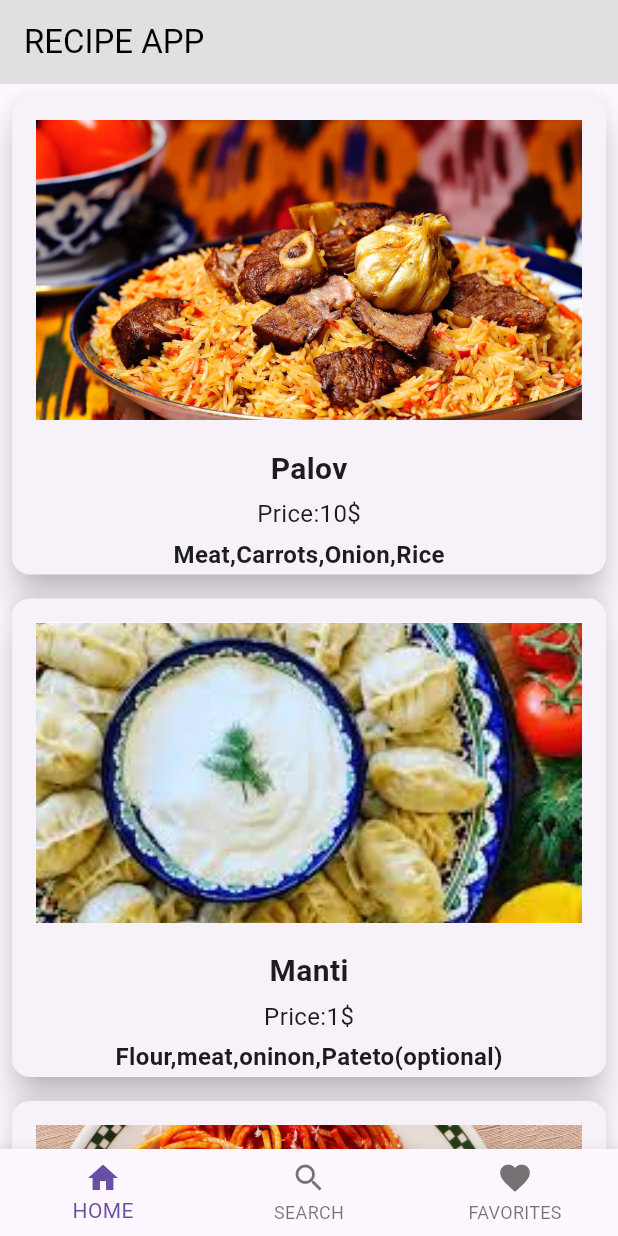
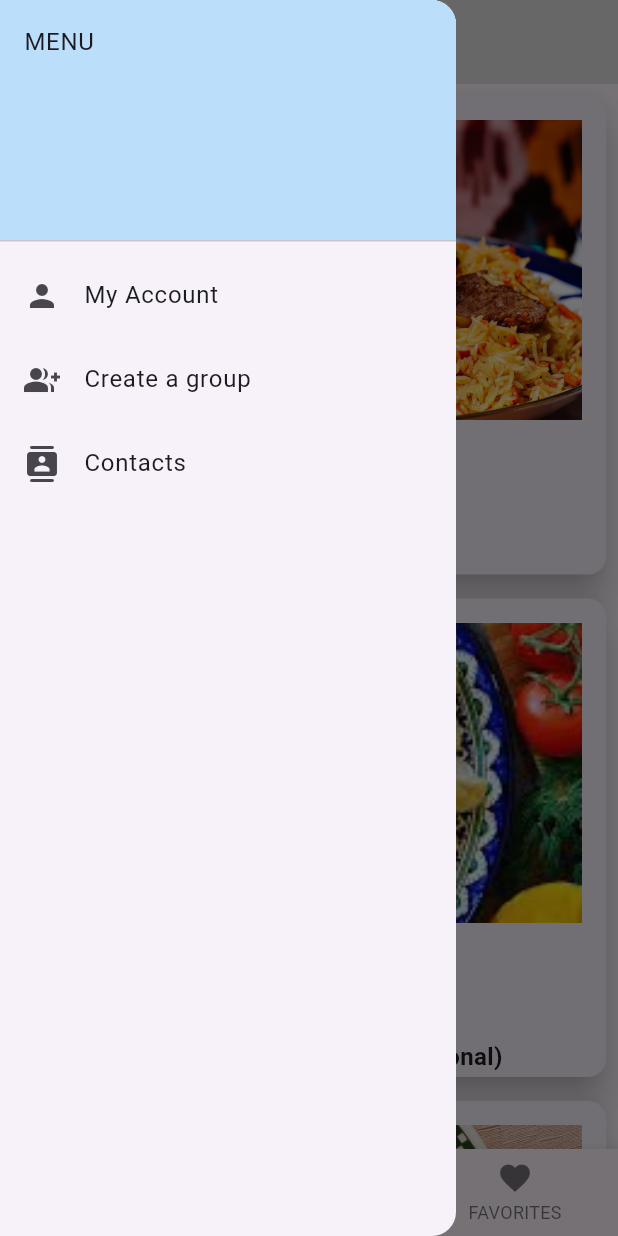
Before and after one commit to rasul-1/RecipeApp, a Flutter app: the screen it shows after launch, with the side drawer open (before the commit the screen has no drawer), on a phone screen of 412 x 824 dp. Run offline on Flutter 3.47's test engine with Material 3 defaults, Android fonts, the phone set to English and light mode, and no system bars; Roboto replaces fonts that are missing (Sevillana).

Commit message:
These are the changes that were made in 1st november

```diff
--- /dev/null
+++ b/recipe_app/lib/cons.dart
@@ -0,0 +1,5 @@
+class Cons {
+  static const String hOME='/';
+  static const String details='/DETAILS';
+  static const String second='Second';
+}
--- a/recipe_app/lib/home_page.dart
+++ b/recipe_app/lib/home_page.dart
@@ -1,5 +1,5 @@
 import 'package:flutter/material.dart';
-import 'package:recipe_app/new_detail.dart';
+import 'package:recipe_app/cons.dart';
 import 'models.dart';
 
 class MyHomePage extends StatelessWidget {
@@ -16,8 +16,11 @@ class MyHomePage extends StatelessWidget {
   ];
 
   @override
-  Widget build(BuildContext context) {
+  Widget build(
+    BuildContext context,
+  ) {
     return Scaffold(
+      drawer: myDrawer(context),
       appBar: AppBar(
         title: const Text(
           'RECIPE APP',
@@ -25,13 +28,11 @@ class MyHomePage extends StatelessWidget {
         ),
         backgroundColor: Colors.grey.shade300,
       ),
-      body: ListView(
-        children: [
-          myCard(list[0], context),
-          myCard(list[1], context),
-          myCard(list[2], context),
-          myCard(list[3], context),
-        ],
+      body: ListView.builder(
+        itemCount: list.length,
+        itemBuilder: (BuildContext context, int index) {
+          return myCard(list[index], context);
+        },
       ),
       bottomNavigationBar: BottomNavigationBar(
         items: const [
@@ -53,15 +54,39 @@ class MyHomePage extends StatelessWidget {
   }
 }
 
-Widget myCard(RECIPE recipe, BuildContext context) {
+Widget myDrawer(BuildContext context) {
+  return Drawer(
+    child: ListView(
+      padding: EdgeInsets.zero,
+      children: [
+        DrawerHeader(
+          decoration: BoxDecoration(color: Colors.blue.shade100),
+          child: const Text('MENU'),
+        ),
+        ListTile(
+          title: Text('My Account'),
+          leading: Icon(Icons.person),
+        ),
+        ListTile(
+          title: Text("Create a group"),
+          leading: Icon(Icons.group_add),
+        ),
+        ListTile(
+          title: Text("Contacts"),
+          leading: Icon(Icons.contacts_rounded),
+          onTap: () {
+            Navigator.pushNamed(context, Cons.second);
+          },
+        )
+      ],
+    ),
+  );
+}
+
+Widget myCard(RECIPE food, BuildContext context) {
   return GestureDetector(
     onTap: () {
-      Navigator.push(
-        context,
-        MaterialPageRoute(
-          builder: (context) => Details(),
-        ),
-      );
+      Navigator.pushNamed(context, Cons.details, arguments: {'recipe': food});
     },
     child: Card(
       margin: const EdgeInsets.all(8),
@@ -73,7 +98,7 @@ Widget myCard(RECIPE recipe, BuildContext context) {
             margin: const EdgeInsets.all(16),
             color: Colors.white,
             child: Image(
-              image: AssetImage(recipe.imageURL),
+              image: AssetImage(food.imageURL),
               fit: BoxFit.cover,
               width: double.infinity,
               height: 200,
@@ -82,14 +107,14 @@ Widget myCard(RECIPE recipe, BuildContext context) {
           Padding(
             padding: const EdgeInsets.all(2.0),
             child: Text(
-              recipe.title,
+              food.title,
               style: const TextStyle(fontWeight: FontWeight.bold, fontSize: 20),
             ),
           ),
           Padding(
             padding: const EdgeInsets.all(2.0),
             child: Text(
-              recipe.cost,
+              food.cost,
               style:
                   const TextStyle(fontWeight: FontWeight.normal, fontSize: 16),
             ),
@@ -97,7 +122,7 @@ Widget myCard(RECIPE recipe, BuildContext context) {
           Padding(
             padding: const EdgeInsets.all(2.0),
             child: Text(
-              recipe.ingrediant,
+              food.ingrediant,
               style: const TextStyle(fontWeight: FontWeight.bold, fontSize: 16),
             ),
           )
--- a/recipe_app/lib/main.dart
+++ b/recipe_app/lib/main.dart
@@ -1,7 +1,8 @@
 import 'package:flutter/material.dart';
+import 'package:recipe_app/cons.dart';
 import 'package:recipe_app/home_page.dart';
+import 'package:recipe_app/new_detail.dart';
 import 'package:recipe_app/second_page.dart';
-
 void main() {
   runApp(const MyApp());
 }
@@ -14,7 +15,12 @@ class MyApp extends StatelessWidget {
       title: 'RECipe',
       theme:ThemeData(primaryColor:Colors.grey.shade800,fontFamily: 'Sevillana') ,
       debugShowCheckedModeBanner: false,
-      home: const MyHomePage(),
+      initialRoute: '/',
+      routes: {
+        Cons.hOME:(context)=>MyHomePage(),
+        Cons.details:(context)=>Details(),
+        Cons.second:(context)=>SecondPage()
+      }
 
     );
   }
--- a/recipe_app/lib/second_page.dart
+++ b/recipe_app/lib/second_page.dart
@@ -17,7 +17,7 @@ class SecondPage extends StatelessWidget {
           width: 400,
           height: 200,
           color: Colors.red,
-          child: Text('HELLO'),
+          child:const Text('HELLO'),
         ),
       ),
     );
```
Also changed, not shown: recipe_app/lib/new_detail.dart (+74 -4 lines).
